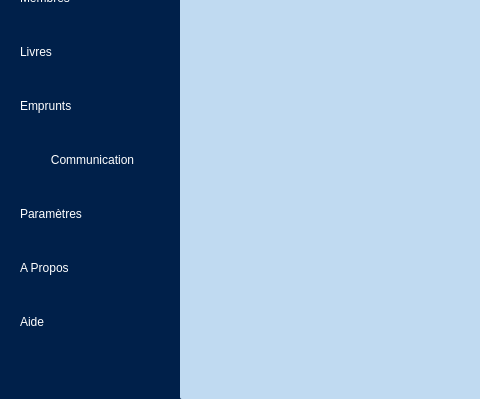
Old version of the form bibli/mainwindow.ui in the repository 2MCT/projet_final; both pictures show x 0 to 480 and y 213 to 612 of the 737 by 612 pixel window.
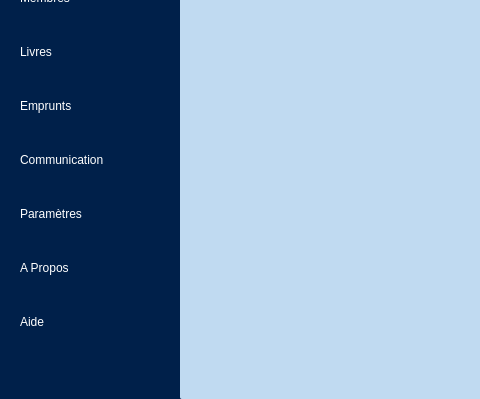
New version of the form. Icons and pictures are not drawn.

The edit to the form file:
```diff
--- a/bibli/mainwindow.ui
+++ b/bibli/mainwindow.ui
@@ -441,7 +441,7 @@
               <widget class="QPushButton" name="btnCommunication">
                <property name="styleSheet">
                 <string notr="true">#btnCommunication{
-	padding-left : 25px;
+	text-align: left;
 }</string>
                </property>
                <property name="text">
```
Left out of the diff: 2 changed lines with no effect on the pictures.
